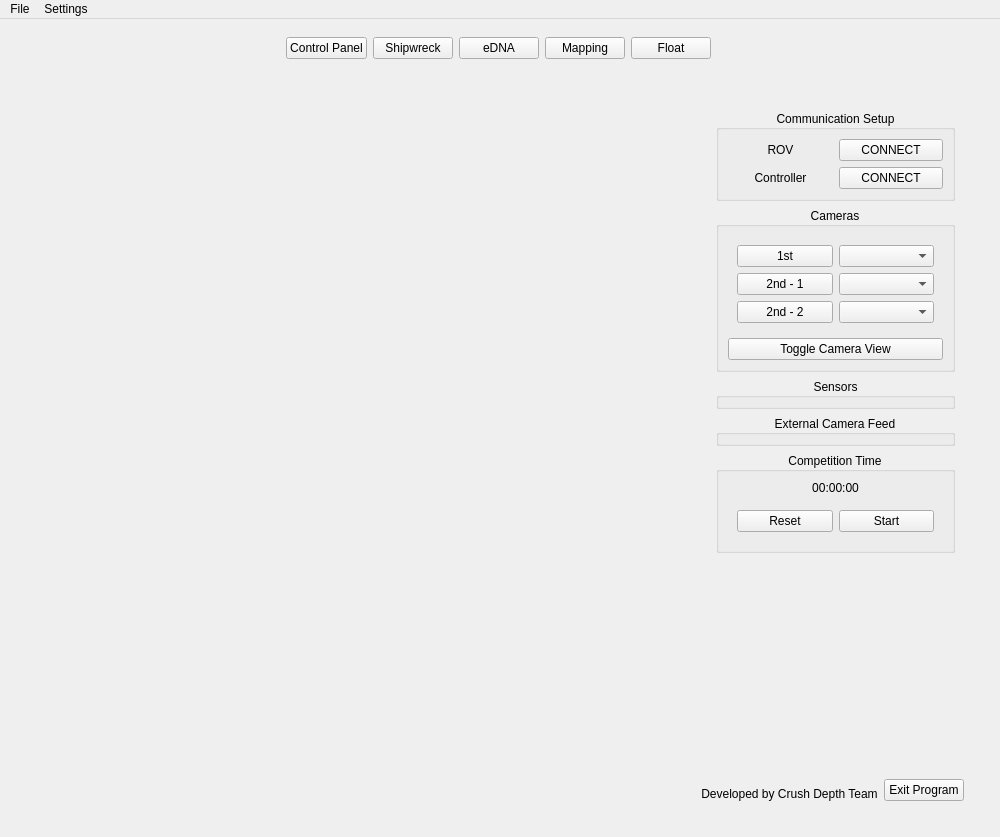
The window that ui/main5.ui (jorelaustin/GUI-for-ROV-Mate-2025) describes before a commit, drawn with Qt 5.
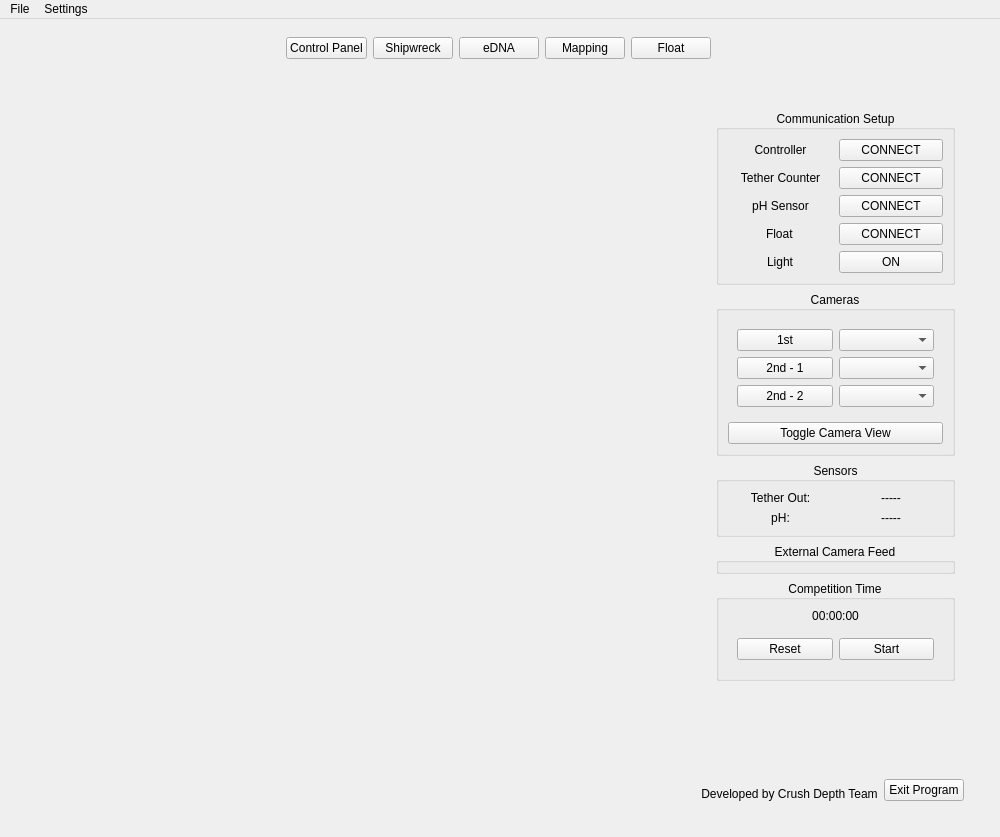
The same window after the commit. The open tabs and pages were chosen to show the change.

Commit message: added float and light connect

The edit to the form file:
```diff
--- a/ui/main5.ui
+++ b/ui/main5.ui
@@ -432,8 +432,8 @@
                   <rect>
                    <x>0</x>
                    <y>0</y>
-                   <width>258</width>
-                   <height>663</height>
+                   <width>319</width>
+                   <height>670</height>
                   </rect>
                  </property>
                  <layout class="QGridLayout" name="gridLayout_10">
@@ -448,25 +448,37 @@
                        <set>Qt::AlignCenter</set>
                       </property>
                       <layout class="QGridLayout" name="gridLayout_8">
-                       <item row="0" column="1">
-                        <widget class="QPushButton" name="control_rov_connect">
-                         <property name="sizePolicy">
-                          <sizepolicy hsizetype="Preferred" vsizetype="Preferred">
-                           <horstretch>0</horstretch>
-                           <verstretch>0</verstretch>
-                          </sizepolicy>
+                       <item row="2" column="0">
+                        <widget class="QLabel" name="tether_counter_label">
+                         <property name="text">
+                          <string>Tether Counter</string>
                          </property>
-                         <property name="minimumSize">
-                          <size>
-                           <width>0</width>
-                           <height>0</height>
-                          </size>
+                         <property name="alignment">
+                          <set>Qt::AlignmentFlag::AlignCenter</set>
                          </property>
+                        </widget>
+                       </item>
+                       <item row="3" column="1">
+                        <widget class="QPushButton" name="control_pH_connect">
                          <property name="text">
                           <string>CONNECT</string>
                          </property>
-                         <property name="checkable">
-                          <bool>true</bool>
+                        </widget>
+                       </item>
+                       <item row="4" column="1">
+                        <widget class="QPushButton" name="control_float_connect">
+                         <property name="text">
+                          <string>CONNECT</string>
+                         </property>
+                        </widget>
+                       </item>
+                       <item row="3" column="0">
+                        <widget class="QLabel" name="ph_sensor_label">
+                         <property name="text">
+                          <string>pH Sensor</string>
+                         </property>
+                         <property name="alignment">
+                          <set>Qt::AlignmentFlag::AlignCenter</set>
                          </property>
                         </widget>
                        </item>
@@ -492,23 +504,56 @@
                          </property>
                         </widget>
                        </item>
-                       <item row="0" column="0">
-                        <widget class="QLabel" name="rov_label">
-                         <property name="text">
-                          <string>ROV</string>
-                         </property>
-                         <property name="alignment">
-                          <set>Qt::AlignCenter</set>
-                         </property>
-                        </widget>
-                       </item>
                        <item row="1" column="0">
                         <widget class="QLabel" name="controller_label">
                          <property name="text">
                           <string>Controller</string>
                          </property>
                          <property name="alignment">
-                          <set>Qt::AlignCenter</set>
+                          <set>Qt::AlignmentFlag::AlignCenter</set>
+                         </property>
+                        </widget>
+                       </item>
+                       <item row="2" column="1">
+                        <widget class="QPushButton" name="control_tether_connect">
+                         <property name="sizePolicy">
+                          <sizepolicy hsizetype="Preferred" vsizetype="Preferred">
+                           <horstretch>0</horstretch>
+                           <verstretch>0</verstretch>
+                          </sizepolicy>
+                         </property>
+                         <property name="minimumSize">
+                          <size>
+                           <width>0</width>
+                           <height>0</height>
+                          </size>
+                         </property>
+                         <property name="text">
+                          <string>CONNECT</string>
+                         </property>
+                         <property name="checkable">
+                          <bool>true</bool>
+                         </property>
+                        </widget>
+                       </item>
+                       <item row="4" column="0" alignment="Qt::AlignmentFlag::AlignHCenter">
+                        <widget class="QLabel" name="float_label">
+                         <property name="text">
+                          <string>Float</string>
+                         </property>
+                        </widget>
+                       </item>
+                       <item row="5" column="0" alignment="Qt::AlignmentFlag::AlignHCenter">
+                        <widget class="QLabel" name="light_label">
+                         <property name="text">
+                          <string>Light</string>
+                         </property>
+                        </widget>
+                       </item>
+                       <item row="5" column="1">
+                        <widget class="QPushButton" name="control_light_connect">
+                         <property name="text">
+                          <string>ON</string>
                          </property>
                         </widget>
                        </item>
@@ -590,6 +635,54 @@
                       <property name="alignment">
                        <set>Qt::AlignCenter</set>
                       </property>
+                      <layout class="QGridLayout" name="gridLayout_27">
+                       <item row="1" column="1">
+                        <widget class="QLabel" name="phDisplay">
+                         <property name="styleSheet">
+                          <string notr="true">background-color: rgba(255, 255, 255, 0);</string>
+                         </property>
+                         <property name="text">
+                          <string>-----</string>
+                         </property>
+                         <property name="alignment">
+                          <set>Qt::AlignmentFlag::AlignCenter</set>
+                         </property>
+                        </widget>
+                       </item>
+                       <item row="0" column="1">
+                        <widget class="QLabel" name="tetherDisplay">
+                         <property name="styleSheet">
+                          <string notr="true">background-color: rgba(255, 255, 255, 0);</string>
+                         </property>
+                         <property name="text">
+                          <string>-----</string>
+                         </property>
+                         <property name="alignment">
+                          <set>Qt::AlignmentFlag::AlignCenter</set>
+                         </property>
+                        </widget>
+                       </item>
+                       <item row="0" column="0">
+                        <widget class="QLabel" name="label_9">
+                         <property name="text">
+                          <string>Tether Out:</string>
+                         </property>
+                         <property name="alignment">
+                          <set>Qt::AlignmentFlag::AlignCenter</set>
+                         </property>
+                        </widget>
+                       </item>
+                       <item row="1" column="0">
+                        <widget class="QLabel" name="label_10">
+                         <property name="text">
+                          <string>pH:</string>
+                         </property>
+                         <property name="alignment">
+                          <set>Qt::AlignmentFlag::AlignCenter</set>
+                         </property>
+                        </widget>
+                       </item>
+                      </layout>
                      </widget>
                     </item>
                     <item>
```
Left out of the diff: 146 changed lines with no effect on the pictures.
